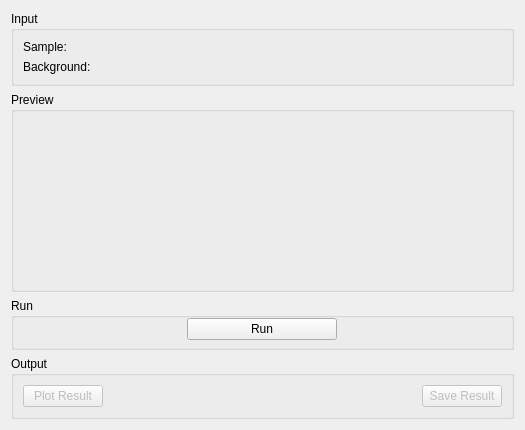
Old version of the form qt/scientific_interfaces/Indirect/IndirectTransmission.ui in the repository mantidproject/mantid.
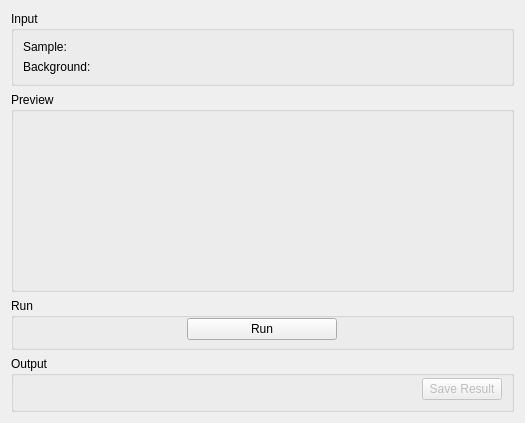
New version of the form. Custom widgets are drawn as their Qt base class.

Commit message: Refs #26029. Transmission output plot options

Diff of the .ui file:
```diff
--- a/qt/scientific_interfaces/Indirect/IndirectTransmission.ui
+++ b/qt/scientific_interfaces/Indirect/IndirectTransmission.ui
@@ -7,7 +7,7 @@
     <x>0</x>
     <y>0</y>
     <width>525</width>
-    <height>402</height>
+    <height>423</height>
    </rect>
   </property>
   <property name="minimumSize">
@@ -188,19 +188,24 @@
    </item>
    <item>
     <widget class="QGroupBox" name="gbOutput">
+     <property name="minimumSize">
+      <size>
+       <width>0</width>
+       <height>56</height>
+      </size>
+     </property>
      <property name="title">
       <string>Output</string>
      </property>
      <layout class="QHBoxLayout" name="horizontalLayout">
+      <property name="topMargin">
+       <number>0</number>
+      </property>
+      <property name="bottomMargin">
+       <number>7</number>
+      </property>
       <item>
-       <widget class="QPushButton" name="pbPlot">
-        <property name="enabled">
-         <bool>false</bool>
-        </property>
-        <property name="text">
-         <string>Plot Result</string>
-        </property>
-       </widget>
+       <widget class="MantidQt::CustomInterfaces::IndirectPlotOptionsView" name="ipoPlotOptions" native="true"/>
       </item>
       <item>
        <spacer name="horizontalSpacer_2">
@@ -236,6 +241,12 @@
    <extends>QWidget</extends>
    <header>MantidQtWidgets/Common/DataSelector.h</header>
   </customwidget>
+  <customwidget>
+   <class>MantidQt::CustomInterfaces::IndirectPlotOptionsView</class>
+   <extends>QWidget</extends>
+   <header>IndirectPlotOptionsView.h</header>
+   <container>1</container>
+  </customwidget>
   <customwidget>
    <class>MantidQt::MantidWidgets::PreviewPlot</class>
    <extends>QWidget</extends>
```
The commit also changes 8 other files.
